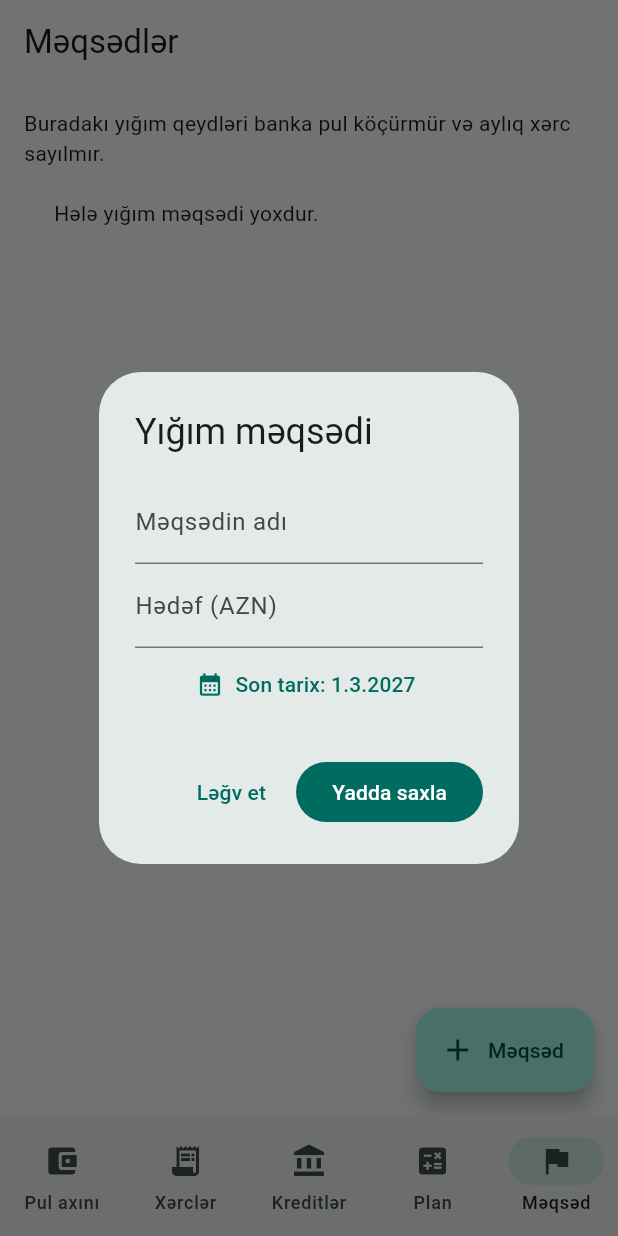
After one commit to vusalaze44/Xerclerim, a Flutter app: the screen it shows after launch, item 5 of the bottom bar chosen, after a tap on "Məqsəd", on a phone screen of 412 x 824 dp. The commit adds this screen. Run offline on Flutter 3.47's test engine with Material 3 defaults, Android fonts, the phone set to English and light mode, and no system bars; our stand-ins replace sqflite; accounts and stored records are empty.

Commit message:
Add local savings goals and contribution history

```diff
--- /dev/null
+++ b/mobile/lib/features/goals/goal.dart
@@ -0,0 +1,38 @@
+import 'dart:math' as math;
+
+class SavingsGoal {
+  const SavingsGoal({required this.id, required this.name,
+    required this.targetQepik, required this.deadline});
+  final String id;
+  final String name;
+  final int targetQepik;
+  final DateTime deadline;
+}
+
+class GoalMovement {
+  const GoalMovement({required this.id, required this.goalId,
+    required this.deltaQepik, required this.createdAt});
+  final String id;
+  final String goalId;
+  final int deltaQepik;
+  final DateTime createdAt;
+}
+
+class GoalProgress {
+  const GoalProgress(this.goal, this.savedQepik);
+  final SavingsGoal goal;
+  final int savedQepik;
+  int get remainingQepik => math.max(0, goal.targetQepik - savedQepik);
+  double get fraction => (savedQepik / goal.targetQepik).clamp(0.0, 1.0).toDouble();
+
+  /// Includes the current calendar month; past deadlines have no monthly target.
+  int? monthlyNeededQepik(DateTime today) {
+    if (remainingQepik == 0) return 0;
+    final months = (goal.deadline.year - today.year) * 12 +
+      goal.deadline.month - today.month + 1;
+    if (goal.deadline.isBefore(DateTime(today.year, today.month, today.day)) || months < 1) {
+      return null;
+    }
+    return (remainingQepik / months).ceil();
+  }
+}
--- /dev/null
+++ b/mobile/lib/features/goals/goals_page.dart
@@ -0,0 +1,189 @@
+import 'package:flutter/material.dart';
+import '../../core/money.dart';
+import '../transactions/local_ledger.dart';
+import 'goal.dart';
+
+class GoalsPage extends StatefulWidget {
+  const GoalsPage({super.key, required this.ledger});
+  final LocalLedger ledger;
+  @override
+  State<GoalsPage> createState() => _GoalsPageState();
+}
+
+class _GoalsPageState extends State<GoalsPage> {
+  List<SavingsGoal> goals = [];
+  Map<String, int> balances = {};
+  String? error;
+  @override
+  void initState() { super.initState(); _load(); }
+  Future<void> _load() async {
+    try {
+      final result = await widget.ledger.goals();
+      final totals = <String, int>{};
+      for (final goal in result) { totals[goal.id] = await widget.ledger.goalBalance(goal.id); }
+      if (mounted) setState(() { goals = result; balances = totals; error = null; });
+    } catch (_) { if (mounted) setState(() => error = 'Məqsədlər açıla bilmədi.'); }
+  }
+  Future<void> _addGoal() async {
+    final name = TextEditingController();
+    final target = TextEditingController();
+    var deadline = DateTime(DateTime.now().year, DateTime.now().month + 6);
+    try {
+      await showDialog<void>(context: context, builder: (dialogContext) => StatefulBuilder(
+        builder: (context, refresh) => AlertDialog(
+          title: const Text('Yığım məqsədi'),
+          content: Column(mainAxisSize: MainAxisSize.min, children: [
+            TextField(controller: name, decoration: const InputDecoration(labelText: 'Məqsədin adı')),
+            TextField(controller: target,
+              keyboardType: const TextInputType.numberWithOptions(decimal: true),
+              decoration: const InputDecoration(labelText: 'Hədəf (AZN)')),
+            TextButton.icon(icon: const Icon(Icons.calendar_month),
+              label: Text('Son tarix: ${deadline.day}.${deadline.month}.${deadline.year}'),
+              onPressed: () async {
+                final picked = await showDatePicker(context: dialogContext,
+                  initialDate: deadline, firstDate: DateTime.now(),
+                  lastDate: DateTime.now().add(const Duration(days: 3650)));
+                if (picked != null) refresh(() => deadline = picked);
+              }),
+          ]),
+          actions: [
+            TextButton(onPressed: () => Navigator.pop(dialogContext), child: const Text('Ləğv et')),
+            FilledButton(onPressed: () async {
+              try {
+                final value = Money.parseAzN(target.text);
+                if (name.text.trim().isEmpty || value <= 0) throw const FormatException();
+                await widget.ledger.addGoal(SavingsGoal(
+                  id: '${DateTime.now().microsecondsSinceEpoch}', name: name.text.trim(),
+                  targetQepik: value, deadline: deadline));
+                if (dialogContext.mounted) Navigator.pop(dialogContext);
+                await _load();
+              } catch (_) {
+                if (dialogContext.mounted) ScaffoldMessenger.of(dialogContext).showSnackBar(
+                  const SnackBar(content: Text('Ad və müsbət hədəf məbləği daxil edin.')));
+              }
+            }, child: const Text('Yadda saxla')),
+          ],
+        ),
+      ));
+    } finally { name.dispose(); target.dispose(); }
+  }
+  Future<void> _editGoal(SavingsGoal goal) async {
+    final name = TextEditingController(text: goal.name);
+    final target = TextEditingController(text: (goal.targetQepik / 100).toStringAsFixed(2));
+    var deadline = goal.deadline;
+    try {
+      await showDialog<void>(context: context, builder: (dialogContext) => StatefulBuilder(
+        builder: (context, refresh) => AlertDialog(
+          title: const Text('Məqsədi düzəlt'),
+          content: Column(mainAxisSize: MainAxisSize.min, children: [
+            TextField(controller: name, decoration: const InputDecoration(labelText: 'Məqsədin adı')),
+            TextField(controller: target,
+              keyboardType: const TextInputType.numberWithOptions(decimal: true),
+              decoration: const InputDecoration(labelText: 'Hədəf (AZN)')),
+            TextButton.icon(icon: const Icon(Icons.calendar_month),
+              label: Text('Son tarix: ${deadline.day}.${deadline.month}.${deadline.year}'),
+              onPressed: () async {
+                final today = DateTime.now();
+                final picked = await showDatePicker(context: dialogContext,
+                  initialDate: deadline.isBefore(today) ? today : deadline,
+                  firstDate: today, lastDate: today.add(const Duration(days: 3650)));
+                if (picked != null) refresh(() => deadline = picked);
+              }),
+          ]),
+          actions: [
+            TextButton(onPressed: () => Navigator.pop(dialogContext), child: const Text('Ləğv et')),
+            FilledButton(onPressed: () async {
+              try {
+                final value = Money.parseAzN(target.text);
+                if (name.text.trim().isEmpty || value <= 0) throw const FormatException();
+                await widget.ledger.updateGoal(SavingsGoal(id: goal.id,
+                  name: name.text.trim(), targetQepik: value, deadline: deadline));
+                if (dialogContext.mounted) Navigator.pop(dialogContext);
+                await _load();
+              } catch (_) {
+                if (dialogContext.mounted) ScaffoldMessenger.of(dialogContext).showSnackBar(
+                  const SnackBar(content: Text('Məqsəd yadda saxlanmadı.')));
+              }
+            }, child: const Text('Yadda saxla')),
+          ],
+        ),
+      ));
+    } finally { name.dispose(); target.dispose(); }
+  }
+
+  Future<void> _move(SavingsGoal goal, {required bool withdraw}) async {
+    final amount = TextEditingController();
+    try {
+      await showDialog<void>(context: context, builder: (dialogContext) => AlertDialog(
+        title: Text(withdraw ? 'Yığımdan götür' : 'Yığıma əlavə et'),
+        content: TextField(controller: amount,
+          keyboardType: const TextInputType.numberWithOptions(decimal: true),
+          decoration: const InputDecoration(labelText: 'Məbləğ (AZN)')),
+        actions: [
+          TextButton(onPressed: () => Navigator.pop(dialogContext), child: const Text('Ləğv et')),
+          FilledButton(onPressed: () async {
+            try {
+              final value = Money.parseAzN(amount.text);
+              if (value <= 0) throw const FormatException();
+              final now = DateTime.now();
+              await widget.ledger.moveGoalMoney(GoalMovement(
+                id: '${now.microsecondsSinceEpoch}', goalId: goal.id,
+                deltaQepik: withdraw ? -value : value, createdAt: now));
+              if (dialogContext.mounted) Navigator.pop(dialogContext);
+              await _load();
+            } catch (_) {
+              if (dialogContext.mounted) ScaffoldMessenger.of(dialogContext).showSnackBar(
+                const SnackBar(content: Text('Məbləği yoxlayın. Ayrılan puldan artıq götürmək olmaz.')));
+            }
+          }, child: const Text('Qeyd et')),
+        ],
+      ));
+    } finally { amount.dispose(); }
+  }
+  @override
+  Widget build(BuildContext context) => Scaffold(
+    appBar: AppBar(title: const Text('Məqsədlər')),
+    floatingActionButton: FloatingActionButton.extended(onPressed: _addGoal,
+      icon: const Icon(Icons.add), label: const Text('Məqsəd')),
+    body: error != null ? Center(child: Text(error!)) : ListView(
+      padding: const EdgeInsets.all(16), children: [
+        const Text('Buradakı yığım qeydləri banka pul köçürmür və aylıq xərc sayılmır.'),
+        if (goals.isEmpty) const Padding(padding: EdgeInsets.all(20),
+          child: Text('Hələ yığım məqsədi yoxdur.')),
+        for (final goal in goals) _goalCard(goal),
+        const SizedBox(height: 80),
+      ]),
+  );
+  Widget _goalCard(SavingsGoal goal) {
+    final progress = GoalProgress(goal, balances[goal.id] ?? 0);
+    final monthly = progress.monthlyNeededQepik(DateTime.now());
+    return Card(child: ExpansionTile(title: Text(goal.name),
+      subtitle: Text('${Money.format(progress.savedQepik)} / ${Money.format(goal.targetQepik)}'),
+      children: [Padding(padding: const EdgeInsets.all(12), child: Column(
+        crossAxisAlignment: CrossAxisAlignment.start, children: [
+          LinearProgressIndicator(value: progress.fraction),
+          const SizedBox(height: 8),
+          Text('Qalıb: ${Money.format(progress.remainingQepik)}'),
+          Text('Son tarix: ${goal.deadline.day}.${goal.deadline.month}.${goal.deadline.year}'),
+          Text(monthly == null ? 'Son tarix keçib.' : monthly == 0
+            ? 'Məqsədə çatılıb.' : 'Bu aydan başlayaraq təxmini: ${Money.format(monthly)}/ay'),
+          Wrap(spacing: 8, children: [
+            TextButton.icon(onPressed: () => _editGoal(goal),
+              icon: const Icon(Icons.edit), label: const Text('Düzəlt')),
+            FilledButton(onPressed: () => _move(goal, withdraw: false), child: const Text('Əlavə et')),
+            OutlinedButton(onPressed: progress.savedQepik == 0 ? null :
+              () => _move(goal, withdraw: true), child: const Text('Götür')),
+          ]),
+          FutureBuilder<List<GoalMovement>>(future: widget.ledger.goalMovements(goal.id),
+            builder: (context, snapshot) {
+              if (snapshot.hasError) return const Text('Tarixçə açıla bilmədi.');
+              if (!snapshot.hasData) return const Text('Tarixçə yüklənir…');
+              return Column(children: [for (final move in snapshot.data!) ListTile(
+                dense: true, title: Text('${move.createdAt.day}.${move.createdAt.month}.${move.createdAt.year}'),
+                trailing: Text('${move.deltaQepik > 0 ? '+' : ''}${Money.format(move.deltaQepik)}'),
+              )]);
+            }),
+        ]))],
+    ));
+  }
+}
--- a/mobile/lib/features/transactions/local_ledger.dart
+++ b/mobile/lib/features/transactions/local_ledger.dart
@@ -2,13 +2,14 @@ import 'package:path/path.dart' as p;
 import 'package:sqflite/sqflite.dart';
 import 'transaction.dart';
 import '../loans/loan.dart';
+import '../goals/goal.dart';
 
 class LocalLedger {
   Database? _db;
 
   Future<Database> get database async => _db ??= await openDatabase(
         p.join(await getDatabasesPath(), 'xerclerim_v1.db'),
-        version: 5,
+        version: 6,
         onCreate: (db, version) async {
           await db.execute('''CREATE TABLE ledger (
             id TEXT PRIMARY KEY, kind TEXT NOT NULL, amount_qepik INTEGER NOT NULL
@@ -20,12 +21,14 @@ class LocalLedger {
           await _createLoans(db);
           await _createLoanPayments(db);
           await _createBudgets(db);
+          await _createGoals(db);
         },
         onUpgrade: (db, oldVersion, newVersion) async {
           if (oldVersion < 2) await _createLoans(db);
           if (oldVersion < 3) await _createLoanPayments(db);
           if (oldVersion < 4) await _createBudgets(db);
           if (oldVersion < 5) await db.execute('ALTER TABLE ledger ADD COLUMN deleted_at TEXT');
+          if (oldVersion < 6) await _createGoals(db);
         },
       );
 
@@ -65,6 +68,83 @@ class LocalLedger {
 
   static String _monthKey(DateTime month) =>
     '${month.year}-${month.month.toString().padLeft(2, '0')}';
+
+  static Future<void> _createGoals(Database db) async {
+    await db.execute('''CREATE TABLE savings_goals (
+      id TEXT PRIMARY KEY, name TEXT NOT NULL, target_qepik INTEGER NOT NULL
+      CHECK(target_qepik > 0), deadline TEXT NOT NULL
+    )''');
+    await db.execute('''CREATE TABLE goal_movements (
+      id TEXT PRIMARY KEY, goal_id TEXT NOT NULL, delta_qepik INTEGER NOT NULL
+      CHECK(delta_qepik != 0), created_at TEXT NOT NULL,
+      FOREIGN KEY(goal_id) REFERENCES savings_goals(id)
+    )''');
+    await db.execute('CREATE INDEX goal_movement_goal ON goal_movements(goal_id)');
+  }
+
+  Future<void> addGoal(SavingsGoal goal) async {
+    if (goal.targetQepik <= 0 || goal.name.trim().isEmpty) throw const FormatException();
+    await (await database).insert('savings_goals', {
+      'id': goal.id, 'name': goal.name.trim(), 'target_qepik': goal.targetQepik,
+      'deadline': goal.deadline.toIso8601String(),
+    });
+  }
+
+  Future<void> updateGoal(SavingsGoal goal) async {
+    if (goal.targetQepik <= 0 || goal.name.trim().isEmpty) throw const FormatException();
+    final count = await (await database).update('savings_goals', {
+      'name': goal.name.trim(), 'target_qepik': goal.targetQepik,
+      'deadline': goal.deadline.toIso8601String(),
+    }, where: 'id = ?', whereArgs: [goal.id]);
+    if (count != 1) throw const FormatException('Məqsəd dəyişdirilə bilmədi.');
+  }
+
+  Future<List<SavingsGoal>> goals() async {
+    final rows = await (await database).query('savings_goals', orderBy: 'deadline ASC');
+    return rows.map((row) => SavingsGoal(
+      id: row['id'] as String, name: row['name'] as String,
+      targetQepik: row['target_qepik'] as int,
+      deadline: DateTime.parse(row['deadline'] as String),
+    )).toList();
+  }
+
+  Future<List<GoalMovement>> goalMovements(String goalId) async {
+    final rows = await (await database).query('goal_movements',
+      where: 'goal_id = ?', whereArgs: [goalId], orderBy: 'created_at DESC');
+    return rows.map((row) => GoalMovement(
+      id: row['id'] as String, goalId: row['goal_id'] as String,
+      deltaQepik: row['delta_qepik'] as int,
+      createdAt: DateTime.parse(row['created_at'] as String).toLocal(),
+    )).toList();
+  }
+
+  Future<int> goalBalance(String goalId) async {
+    final rows = await (await database).rawQuery(
+      'SELECT COALESCE(SUM(delta_qepik), 0) AS balance FROM goal_movements WHERE goal_id = ?',
+      [goalId]);
+    return rows.first['balance'] as int;
+  }
+
+  Future<void> moveGoalMoney(GoalMovement movement) async {
+    if (movement.deltaQepik == 0) throw const FormatException();
+    final db = await database;
+    await db.transaction((tx) async {
+      final goals = await tx.query('savings_goals', columns: ['id'],
+        where: 'id = ?', whereArgs: [movement.goalId]);
+      if (goals.isEmpty) throw const FormatException('Məqsəd tapılmadı.');
+      final balance = await tx.rawQuery(
+        'SELECT COALESCE(SUM(delta_qepik), 0) AS balance FROM goal_movements WHERE goal_id = ?',
+        [movement.goalId]);
+      if ((balance.first['balance'] as int) + movement.deltaQepik < 0) {
+        throw const FormatException('Ayrılan məbləğdən çox götürülə bilməz.');
+      }
+      await tx.insert('goal_movements', {
+        'id': movement.id, 'goal_id': movement.goalId,
+        'delta_qepik': movement.deltaQepik,
+        'created_at': movement.createdAt.toUtc().toIso8601String(),
+      });
+    });
+  }
 
   Future<void> addLoanPayment(LoanPayment payment) async {
     final db = await database;
--- a/mobile/lib/main.dart
+++ b/mobile/lib/main.dart
@@ -7,6 +7,7 @@ import 'features/loans/loans_page.dart';
 import 'features/expenses/expenses_page.dart';
 import 'features/expenses/expense_report.dart';
 import 'features/planning/planning_page.dart';
+import 'features/goals/goals_page.dart';
 
 void main() => runApp(const XerclerimApp());
 
@@ -102,8 +103,10 @@ class _LedgerPageState extends State<LedgerPage> {
         destinations: const [NavigationDestination(icon: Icon(Icons.account_balance_wallet), label: 'Pul axını'),
           NavigationDestination(icon: Icon(Icons.receipt_long), label: 'Xərclər'),
           NavigationDestination(icon: Icon(Icons.account_balance), label: 'Kreditlər'),
-          NavigationDestination(icon: Icon(Icons.calculate), label: 'Plan')]),
-      body: selectedTab == 3 ? PlanningPage(entries: entries) :
+          NavigationDestination(icon: Icon(Icons.calculate), label: 'Plan'),
+          NavigationDestination(icon: Icon(Icons.flag), label: 'Məqsəd')]),
+      body: selectedTab == 4 ? GoalsPage(ledger: ledger) :
+        selectedTab == 3 ? PlanningPage(entries: entries) :
         selectedTab == 2 ? LoansPage(ledger: ledger) :
         selectedTab == 1 ? ExpensesPage(ledger: ledger, entries: entries,
           onAddExpense: () => _add(EntryKind.expense), onRefresh: _load) : Scaffold(
```
Also changed, not shown: 3 other files.
